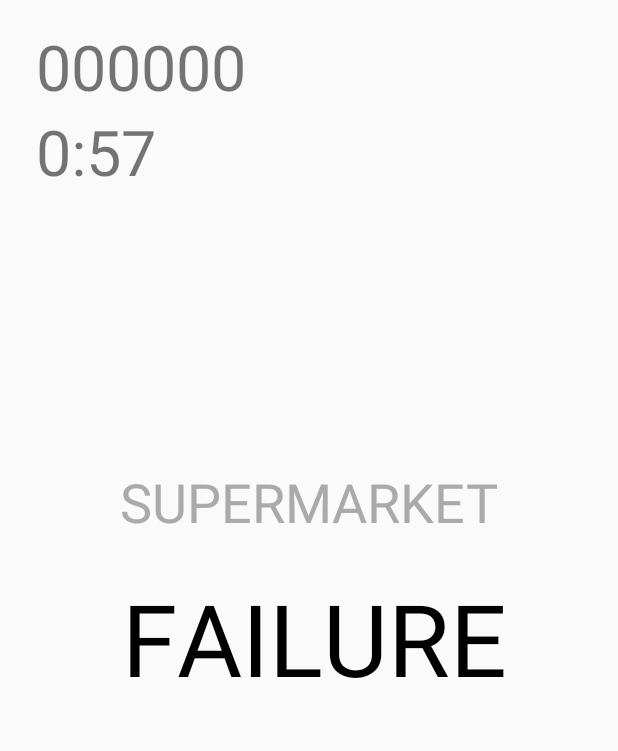
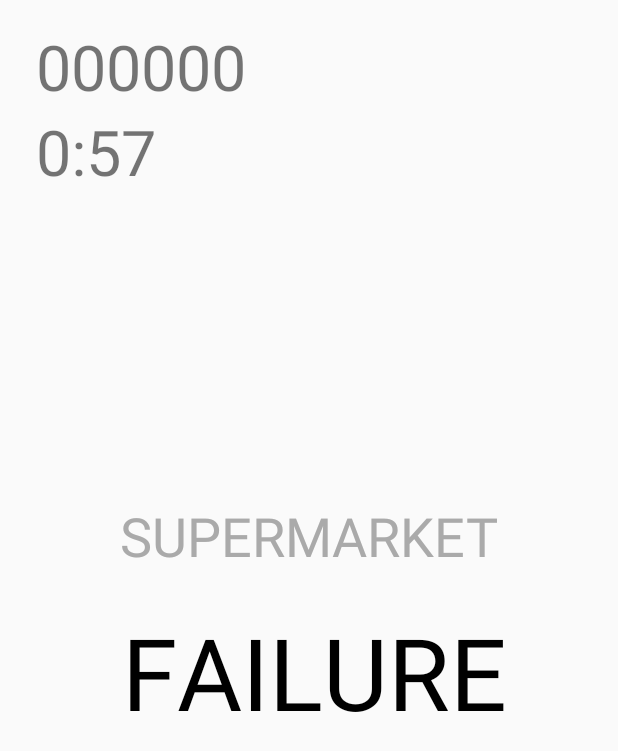
Before and after one commit to Denky230/Typhone, an Android app: the PlayActivity screen opened directly, with no data from a screen before it, on a phone screen of 412 x 824 dp. Shown: the top 751 px of the screen. Run offline under Robolectric (Android 15) with nearby library versions, the light colour scheme and no system bars.

Commit message:
Minor visual changes

```diff
--- a/app/src/main/java/com/stucom/grupo4/typhone/activities/PlayActivity.java
+++ b/app/src/main/java/com/stucom/grupo4/typhone/activities/PlayActivity.java
@@ -5,9 +5,6 @@ import android.os.Bundle;
 import android.os.CountDownTimer;
 import android.support.v7.app.AppCompatActivity;
 import android.view.KeyEvent;
-import android.view.View;
-import android.view.Window;
-import android.view.WindowManager;
 import android.widget.TextView;
 
 import com.stucom.grupo4.typhone.R;
@@ -15,7 +12,6 @@ import com.stucom.grupo4.typhone.model.modifiers.Modifier;
 import com.stucom.grupo4.typhone.model.modifiers.Test_01;
 import com.stucom.grupo4.typhone.model.modifiers.Test_02;
 import com.stucom.grupo4.typhone.model.modifiers.Test_03;
-import com.stucom.grupo4.typhone.tools.Tools;
 import com.stucom.grupo4.typhone.views.WordTimerView;
 import com.stucom.grupo4.typhone.views.WordToTypeView;
 
--- a/app/src/main/res/layout/activity_play.xml
+++ b/app/src/main/res/layout/activity_play.xml
@@ -52,7 +52,7 @@
         app:layout_constraintHorizontal_bias="1.0"
         app:layout_constraintStart_toStartOf="parent"
         app:layout_constraintTop_toTopOf="parent"
-        app:layout_constraintVertical_bias="0.52" />
+        app:layout_constraintVertical_bias="0.55" />
 
     <TextView
         android:id="@+id/lblNextWord"
```
